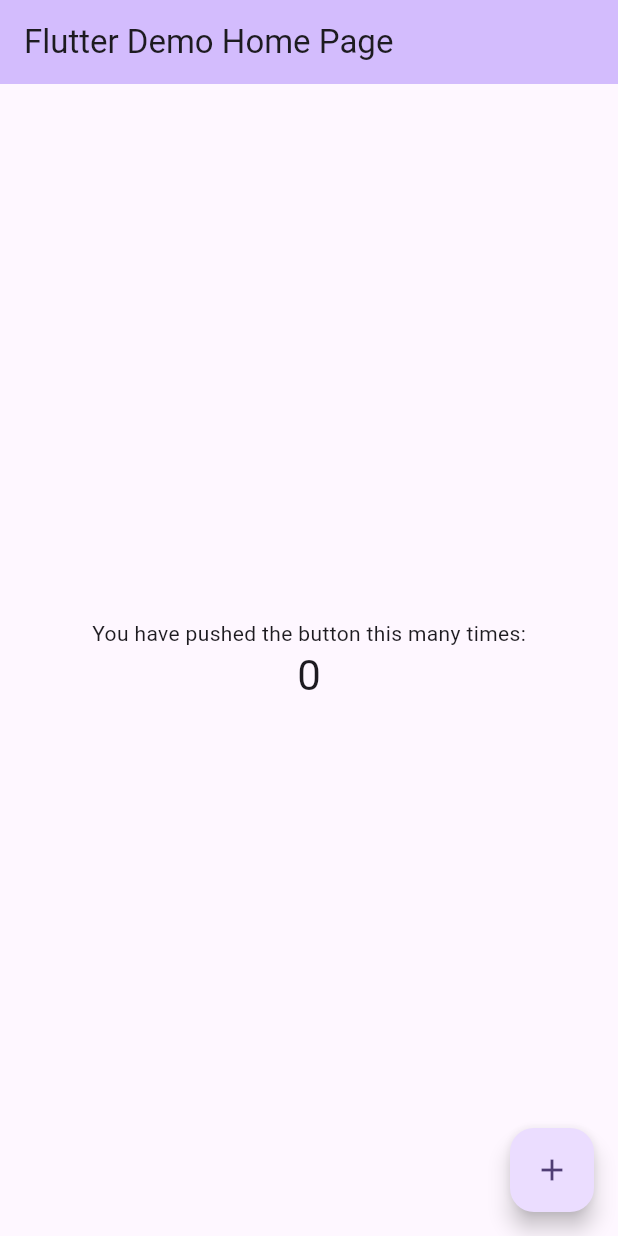
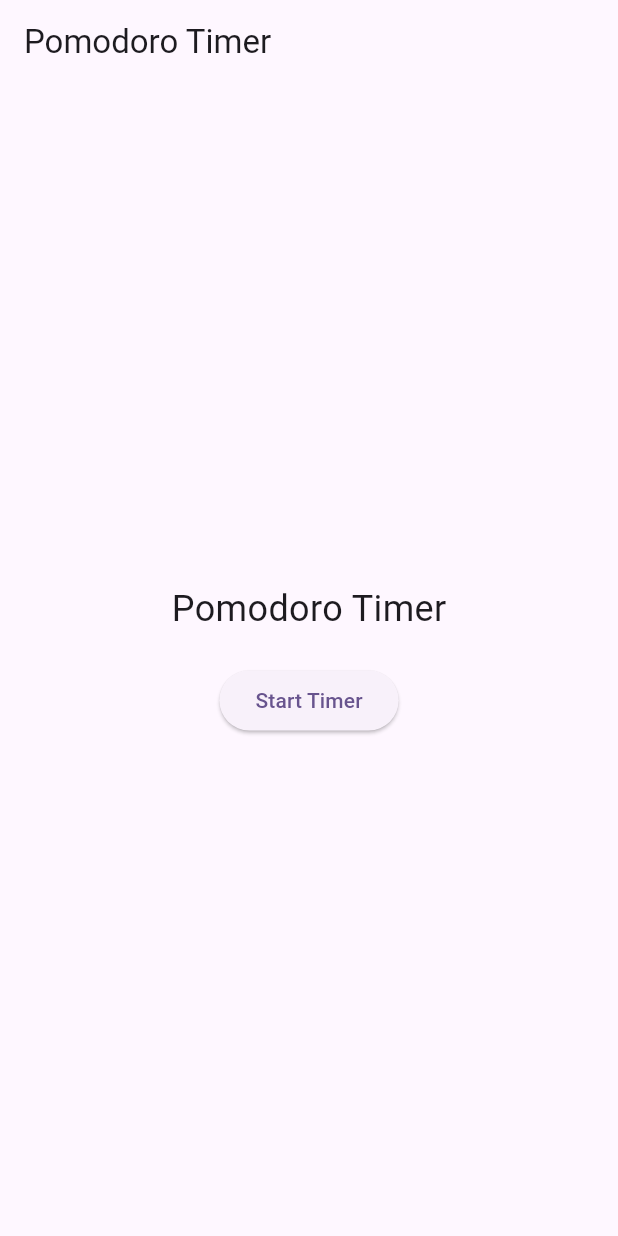
Before and after one commit to Md-Shoyab/pomodoro_app, a Flutter app: the screen it shows after launch, on a phone screen of 412 x 824 dp. Run offline on Flutter 3.47's test engine with Material 3 defaults, Android fonts, the phone set to English and light mode, and no system bars.

Commit message:
pomodoro screen created

```diff
--- a/lib/main.dart
+++ b/lib/main.dart
@@ -14,53 +14,32 @@ class MyApp extends StatelessWidget {
       theme: ThemeData(
         colorScheme: ColorScheme.fromSeed(seedColor: Colors.deepPurple),
       ),
-      home: const MyHomePage(title: 'Flutter Demo Home Page'),
+      home: PomodoroScreen(),
     );
   }
 }
 
-class MyHomePage extends StatefulWidget {
-  const MyHomePage({super.key, required this.title});
-
-  final String title;
+class PomodoroScreen extends StatefulWidget {
+  const PomodoroScreen({super.key});
 
   @override
-  State<MyHomePage> createState() => _MyHomePageState();
+  State<PomodoroScreen> createState() => _PomodoroScreenState();
 }
 
-class _MyHomePageState extends State<MyHomePage> {
-  int _counter = 0;
-
-  void _incrementCounter() {
-    setState(() {
-      _counter++;
-    });
-  }
-
+class _PomodoroScreenState extends State<PomodoroScreen> {
   @override
   Widget build(BuildContext context) {
     return Scaffold(
-      appBar: AppBar(
-        backgroundColor: Theme.of(context).colorScheme.inversePrimary,
-
-        title: Text(widget.title),
-      ),
+      appBar: AppBar(title: const Text('Pomodoro Timer')),
       body: Center(
         child: Column(
           mainAxisAlignment: MainAxisAlignment.center,
           children: <Widget>[
-            const Text('You have pushed the button this many times:'),
-            Text(
-              '$_counter',
-              style: Theme.of(context).textTheme.headlineMedium,
-            ),
+            const Text('Pomodoro Timer', style: TextStyle(fontSize: 24)),
+            const SizedBox(height: 20),
+            ElevatedButton(onPressed: () {}, child: const Text('Start Timer')),
           ],
         ),
-      ),
-      floatingActionButton: FloatingActionButton(
-        onPressed: _incrementCounter,
-        tooltip: 'Increment',
-        child: const Icon(Icons.add),
       ),
     );
   }
```
